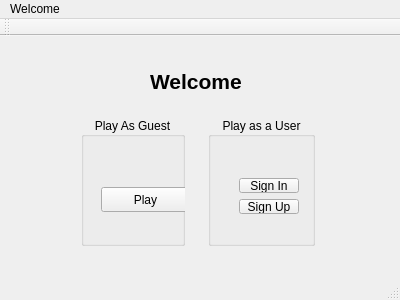
First picture: the form in welcome.ui, repository billonatafji/EECE435LProject, before the edit.
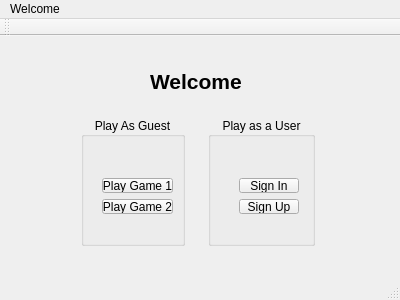
Second picture: the form after the edit.

Diff of the .ui file:
```diff
--- a/welcome.ui
+++ b/welcome.ui
@@ -45,18 +45,31 @@
        <property name="alignment">
         <set>Qt::AlignCenter</set>
        </property>
-       <widget class="QPushButton" name="pushButton">
+       <widget class="QWidget" name="">
         <property name="geometry">
          <rect>
-          <x>20</x>
-          <y>70</y>
-          <width>89</width>
-          <height>25</height>
+          <x>10</x>
+          <y>50</y>
+          <width>93</width>
+          <height>58</height>
          </rect>
         </property>
-        <property name="text">
-         <string>Play</string>
-        </property>
+        <layout class="QVBoxLayout" name="verticalLayout_2">
+         <item>
+          <widget class="QPushButton" name="userGame1Button">
+           <property name="text">
+            <string>Play Game 1</string>
+           </property>
+          </widget>
+         </item>
+         <item>
+          <widget class="QPushButton" name="userGame2Button">
+           <property name="text">
+            <string>Play Game 2</string>
+           </property>
+          </widget>
+         </item>
+        </layout>
        </widget>
       </widget>
      </item>
```
